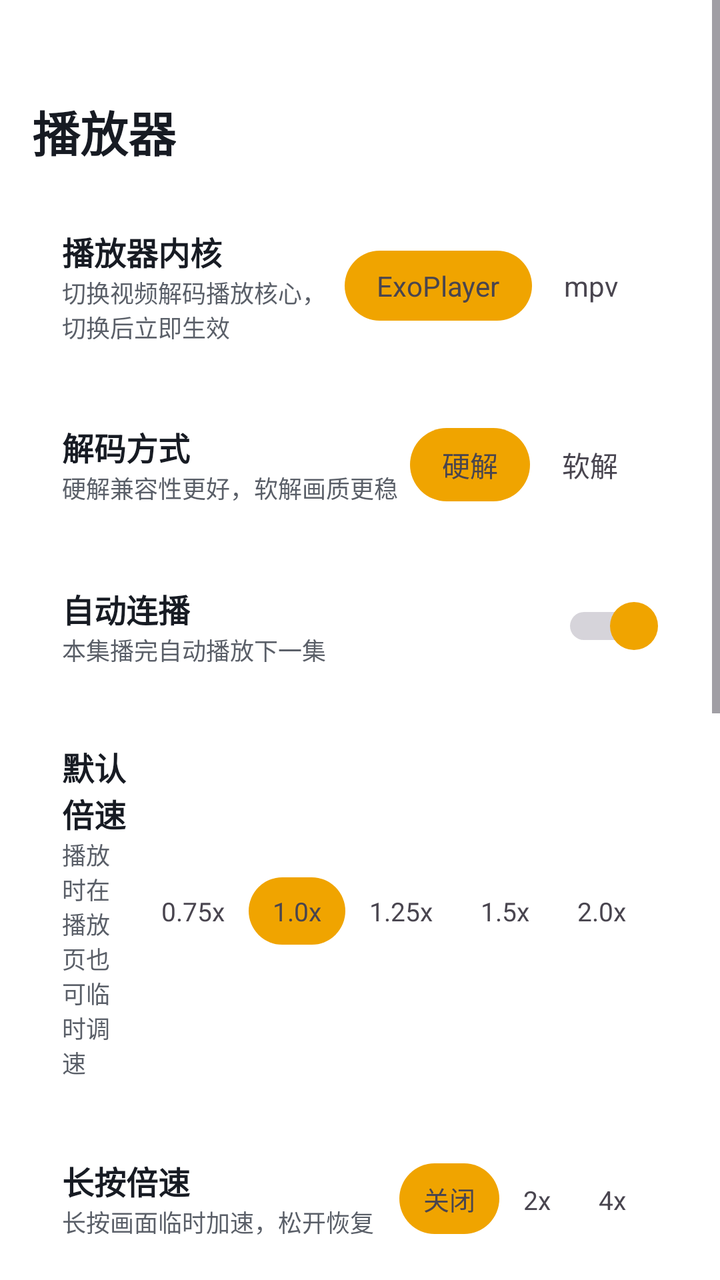
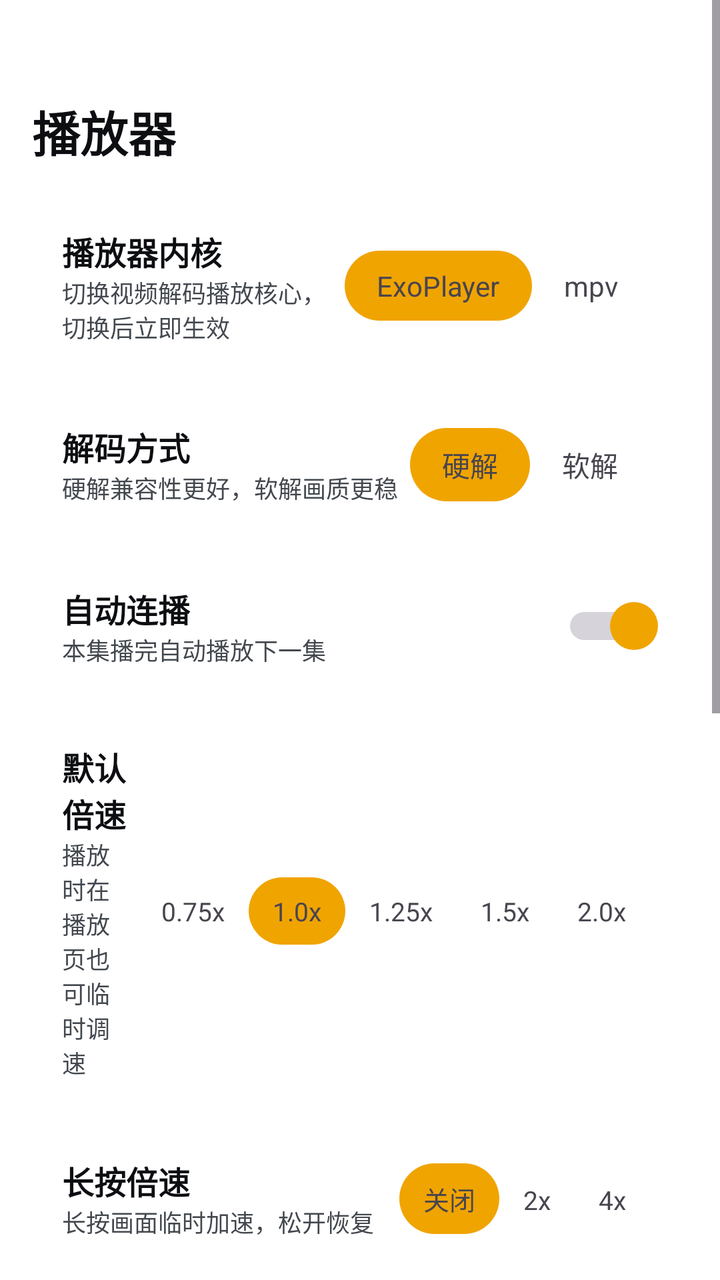

Before-and-after screenshots of an Android layout around one commit, followed by the original layout XML and the change that was made.
<!-- AndroidManifest.xml: another module's application theme Theme.App -->
<!-- res/layout/activity_player_settings.xml -->
<?xml version="1.0" encoding="utf-8"?>
<ScrollView xmlns:android="http://schemas.android.com/apk/res/android"
    android:layout_width="match_parent"
    android:layout_height="match_parent"
    android:fillViewport="true">
    <LinearLayout
        android:layout_width="match_parent"
        android:layout_height="wrap_content"
        android:orientation="vertical"
        android:paddingLeft="16dp"
        android:paddingRight="16dp"
        android:paddingTop="48dp"
        android:paddingBottom="16dp">
        <TextView
            android:layout_width="wrap_content"
            android:layout_height="wrap_content"
            android:text="播放器"
            android:textColor="#171B23"
            android:textSize="24sp"
            android:textStyle="bold"
            android:layout_marginBottom="16dp" />
        <LinearLayout
            android:layout_width="match_parent"
            android:layout_height="wrap_content"
            android:layout_marginBottom="8dp"
            android:background="@drawable/xc_setcard_v2"
            android:orientation="horizontal"
            android:padding="15dp"
            android:gravity="center_vertical">
            <LinearLayout
                android:layout_width="0dp"
                android:layout_height="wrap_content"
                android:layout_weight="1"
                android:orientation="vertical">
                <TextView
                    android:layout_width="wrap_content"
                    android:layout_height="wrap_content"
                    android:text="播放器内核"
                    android:textColor="#171B23"
                    android:textSize="16sp"
                    android:textStyle="bold" />
                <TextView
                    android:layout_width="wrap_content"
                    android:layout_height="wrap_content"
                    android:text="切换视频解码播放核心，切换后立即生效"
                    android:textColor="#5A5F68"
                    android:textSize="12sp" />
            </LinearLayout>
            <LinearLayout
                android:layout_width="wrap_content"
                android:layout_height="wrap_content"
                android:orientation="horizontal"
                android:background="@drawable/xc_seg_container" android:padding="4dp">
                <TextView android:id="@+id/kernel_exo" android:layout_width="wrap_content" android:layout_height="wrap_content" android:paddingLeft="16dp" android:paddingRight="16dp" android:paddingTop="8dp" android:paddingBottom="8dp" android:text="ExoPlayer" android:textSize="14sp" android:background="@drawable/xc_seg_selected" />
                <TextView android:id="@+id/kernel_mpv" android:layout_width="wrap_content" android:layout_height="wrap_content" android:paddingLeft="16dp" android:paddingRight="16dp" android:paddingTop="8dp" android:paddingBottom="8dp" android:text="mpv" android:textSize="14sp" />
            </LinearLayout>
        </LinearLayout>
        <LinearLayout
            android:layout_width="match_parent"
            android:layout_height="wrap_content"
            android:layout_marginBottom="8dp"
            android:background="@drawable/xc_setcard_v2"
            android:orientation="horizontal"
            android:padding="15dp"
            android:gravity="center_vertical">
            <LinearLayout
                android:layout_width="0dp"
                android:layout_height="wrap_content"
                android:layout_weight="1"
                android:orientation="vertical">
                <TextView
                    android:layout_width="wrap_content"
                    android:layout_height="wrap_content"
                    android:text="解码方式"
                    android:textColor="#171B23"
                    android:textSize="16sp"
                    android:textStyle="bold" />
                <TextView
                    android:layout_width="wrap_content"
                    android:layout_height="wrap_content"
                    android:text="硬解兼容性更好，软解画质更稳"
                    android:textColor="#5A5F68"
                    android:textSize="12sp" />
            </LinearLayout>
            <LinearLayout
                android:layout_width="wrap_content"
                android:layout_height="wrap_content"
                android:orientation="horizontal"
                android:background="@drawable/xc_seg_container" android:padding="4dp">
                <TextView android:id="@+id/decode_hard" android:layout_width="wrap_content" android:layout_height="wrap_content" android:paddingLeft="16dp" android:paddingRight="16dp" android:paddingTop="8dp" android:paddingBottom="8dp" android:text="硬解" android:textSize="14sp" android:background="@drawable/xc_seg_selected" />
                <TextView android:id="@+id/decode_soft" android:layout_width="wrap_content" android:layout_height="wrap_content" android:paddingLeft="16dp" android:paddingRight="16dp" android:paddingTop="8dp" android:paddingBottom="8dp" android:text="软解" android:textSize="14sp" />
            </LinearLayout>
        </LinearLayout>
        <LinearLayout
            android:id="@+id/card_autonext"
            android:layout_width="match_parent"
            android:layout_height="wrap_content"
            android:layout_marginBottom="8dp"
            android:background="@drawable/xc_setcard_v2"
            android:orientation="horizontal"
            android:padding="15dp"
            android:gravity="center_vertical"
            android:clickable="true"
            android:focusable="true">
            <LinearLayout
                android:layout_width="0dp"
                android:layout_height="wrap_content"
                android:layout_weight="1"
                android:orientation="vertical">
                <TextView
                    android:layout_width="wrap_content"
                    android:layout_height="wrap_content"
                    android:text="自动连播"
                    android:textColor="#171B23"
                    android:textSize="16sp"
                    android:textStyle="bold" />
                <TextView
                    android:layout_width="wrap_content"
                    android:layout_height="wrap_content"
                    android:text="本集播完自动播放下一集"
                    android:textColor="#5A5F68"
                    android:textSize="12sp" />
            </LinearLayout>
            <Switch android:id="@+id/switch_autonext" android:layout_width="wrap_content" android:layout_height="wrap_content" android:checked="true"  android:thumb="@drawable/xc_switch_thumb"/>
        </LinearLayout>
        <LinearLayout
            android:layout_width="match_parent"
            android:layout_height="wrap_content"
            android:layout_marginBottom="8dp"
            android:background="@drawable/xc_setcard_v2"
            android:orientation="horizontal"
            android:padding="15dp"
            android:gravity="center_vertical">
            <LinearLayout
                android:layout_width="0dp"
                android:layout_height="wrap_content"
                android:layout_weight="1"
                android:orientation="vertical">
                <TextView
                    android:layout_width="wrap_content"
                    android:layout_height="wrap_content"
                    android:text="默认倍速"
                    android:textColor="#171B23"
                    android:textSize="16sp"
                    android:textStyle="bold" />
                <TextView
                    android:layout_width="wrap_content"
                    android:layout_height="wrap_content"
                    android:text="播放时在播放页也可临时调速"
                    android:textColor="#5A5F68"
                    android:textSize="12sp" />
            </LinearLayout>
            <LinearLayout
                android:layout_width="wrap_content"
                android:layout_height="wrap_content"
                android:orientation="horizontal"
                android:background="@drawable/xc_seg_container" android:padding="4dp">
                <TextView android:id="@+id/speed_075" android:layout_width="wrap_content" android:layout_height="wrap_content" android:paddingLeft="12dp" android:paddingRight="12dp" android:paddingTop="8dp" android:paddingBottom="8dp" android:text="0.75x" android:textSize="13sp" />
                <TextView android:id="@+id/speed_100" android:layout_width="wrap_content" android:layout_height="wrap_content" android:paddingLeft="12dp" android:paddingRight="12dp" android:paddingTop="8dp" android:paddingBottom="8dp" android:text="1.0x" android:textSize="13sp" android:background="@drawable/xc_seg_selected" />
                <TextView android:id="@+id/speed_125" android:layout_width="wrap_content" android:layout_height="wrap_content" android:paddingLeft="12dp" android:paddingRight="12dp" android:paddingTop="8dp" android:paddingBottom="8dp" android:text="1.25x" android:textSize="13sp" />
                <TextView android:id="@+id/speed_150" android:layout_width="wrap_content" android:layout_height="wrap_content" android:paddingLeft="12dp" android:paddingRight="12dp" android:paddingTop="8dp" android:paddingBottom="8dp" android:text="1.5x" android:textSize="13sp" />
                <TextView android:id="@+id/speed_200" android:layout_width="wrap_content" android:layout_height="wrap_content" android:paddingLeft="12dp" android:paddingRight="12dp" android:paddingTop="8dp" android:paddingBottom="8dp" android:text="2.0x" android:textSize="13sp" />
            </LinearLayout>
        </LinearLayout>
        <LinearLayout
            android:layout_width="match_parent"
            android:layout_height="wrap_content"
            android:layout_marginBottom="8dp"
            android:background="@drawable/xc_setcard_v2"
            android:orientation="horizontal"
            android:padding="15dp"
            android:gravity="center_vertical">
            <LinearLayout
                android:layout_width="0dp"
                android:layout_height="wrap_content"
                android:layout_weight="1"
                android:orientation="vertical">
                <TextView
                    android:layout_width="wrap_content"
                    android:layout_height="wrap_content"
                    android:text="长按倍速"
                    android:textColor="#171B23"
                    android:textSize="16sp"
                    android:textStyle="bold" />
                <TextView
                    android:layout_width="wrap_content"
                    android:layout_height="wrap_content"
                    android:text="长按画面临时加速，松开恢复"
                    android:textColor="#5A5F68"
                    android:textSize="12sp" />
            </LinearLayout>
            <LinearLayout
                android:layout_width="wrap_content"
                android:layout_height="wrap_content"
                android:orientation="horizontal"
                android:background="@drawable/xc_seg_container" android:padding="4dp">
                <TextView android:id="@+id/lp_off" android:layout_width="wrap_content" android:layout_height="wrap_content" android:paddingLeft="12dp" android:paddingRight="12dp" android:paddingTop="8dp" android:paddingBottom="8dp" android:text="关闭" android:textSize="13sp" android:background="@drawable/xc_seg_selected" />
                <TextView android:id="@+id/lp_2x" android:layout_width="wrap_content" android:layout_height="wrap_content" android:paddingLeft="12dp" android:paddingRight="12dp" android:paddingTop="8dp" android:paddingBottom="8dp" android:text="2x" android:textSize="13sp" />
                <TextView android:id="@+id/lp_4x" android:layout_width="wrap_content" android:layout_height="wrap_content" android:paddingLeft="12dp" android:paddingRight="12dp" android:paddingTop="8dp" android:paddingBottom="8dp" android:text="4x" android:textSize="13sp" />
            </LinearLayout>
        </LinearLayout>
        <LinearLayout
            android:layout_width="match_parent"
            android:layout_height="wrap_content"
            android:layout_marginBottom="8dp"
            android:background="@drawable/xc_setcard_v2"
            android:orientation="horizontal"
            android:padding="15dp"
            android:gravity="center_vertical">
            <LinearLayout
                android:layout_width="0dp"
                android:layout_height="wrap_content"
                android:layout_weight="1"
                android:orientation="vertical">
                <TextView
                    android:layout_width="wrap_content"
                    android:layout_height="wrap_content"
                    android:text="后台与画中画"
                    android:textColor="#171B23"
                    android:textSize="16sp"
                    android:textStyle="bold" />
                <TextView
                    android:layout_width="wrap_content"
                    android:layout_height="wrap_content"
                    android:text="切后台时保持播放或小窗"
                    android:textColor="#5A5F68"
                    android:textSize="12sp" />
            </LinearLayout>
            <LinearLayout
                android:layout_width="wrap_content"
                android:layout_height="wrap_content"
                android:orientation="horizontal"
                android:background="@drawable/xc_seg_container" android:padding="4dp">
                <TextView android:id="@+id/bp_off" android:layout_width="wrap_content" android:layout_height="wrap_content" android:paddingLeft="12dp" android:paddingRight="12dp" android:paddingTop="8dp" android:paddingBottom="8dp" android:text="关闭" android:textSize="13sp" android:background="@drawable/xc_seg_selected" />
                <TextView android:id="@+id/bp_bg" android:layout_width="wrap_content" android:layout_height="wrap_content" android:paddingLeft="12dp" android:paddingRight="12dp" android:paddingTop="8dp" android:paddingBottom="8dp" android:text="后台播放" android:textSize="13sp" />
                <TextView android:id="@+id/bp_pip" android:layout_width="wrap_content" android:layout_height="wrap_content" android:paddingLeft="12dp" android:paddingRight="12dp" android:paddingTop="8dp" android:paddingBottom="8dp" android:text="画中画" android:textSize="13sp" />
            </LinearLayout>
        </LinearLayout>
        <LinearLayout
            android:id="@+id/card_danmu"
            android:layout_width="match_parent"
            android:layout_height="wrap_content"
            android:layout_marginBottom="8dp"
            android:background="@drawable/xc_setcard_v2"
            android:foreground="?attr/selectableItemBackground"
            android:orientation="horizontal"
            android:padding="15dp"
            android:gravity="center_vertical"
            android:clickable="true"
            android:focusable="true">
            <LinearLayout
                android:layout_width="0dp"
                android:layout_height="wrap_content"
                android:layout_weight="1"
                android:orientation="vertical">
                <TextView
                    android:layout_width="wrap_content"
                    android:layout_height="wrap_content"
                    android:text="弹幕设置"
                    android:textColor="#171B23"
                    android:textSize="16sp"
                    android:textStyle="bold" />
                <TextView
                    android:layout_width="wrap_content"
                    android:layout_height="wrap_content"
                    android:id="@+id/tv_danmu_status"
                    android:text="已开启"
                    android:textColor="#5A5F68"
                    android:textSize="12sp" />
            </LinearLayout>
            <ImageView android:layout_width="18dp" android:layout_height="18dp" android:src="@drawable/ic_chev_v2" />
        </LinearLayout>
        <LinearLayout
            android:id="@+id/card_subtitle"
            android:layout_width="match_parent"
            android:layout_height="wrap_content"
            android:layout_marginBottom="8dp"
            android:background="@drawable/xc_setcard_v2"
            android:foreground="?attr/selectableItemBackground"
            android:orientation="horizontal"
            android:padding="15dp"
            android:gravity="center_vertical"
            android:clickable="true"
            android:focusable="true">
            <LinearLayout
                android:layout_width="0dp"
                android:layout_height="wrap_content"
                android:layout_weight="1"
                android:orientation="vertical">
                <TextView
                    android:layout_width="wrap_content"
                    android:layout_height="wrap_content"
                    android:text="字幕设置"
                    android:textColor="#171B23"
                    android:textSize="16sp"
                    android:textStyle="bold" />
                <TextView
                    android:layout_width="wrap_content"
                    android:layout_height="wrap_content"
                    android:id="@+id/tv_subtitle_status"
                    android:text="已开启"
                    android:textColor="#5A5F68"
                    android:textSize="12sp" />
            </LinearLayout>
            <ImageView android:layout_width="18dp" android:layout_height="18dp" android:src="@drawable/ic_chev_v2" />
        </LinearLayout>
        <LinearLayout
            android:layout_width="match_parent"
            android:layout_height="wrap_content"
            android:layout_marginBottom="8dp"
            android:background="@drawable/xc_setcard_v2"
            android:orientation="vertical"
            android:padding="15dp">
            <TextView
                android:layout_width="wrap_content"
                android:layout_height="wrap_content"
                android:text="片头片尾"
                android:textColor="#171B23"
                android:textSize="16sp"
                android:textStyle="bold"
                android:layout_marginBottom="4dp" />
            <LinearLayout
                android:layout_width="match_parent"
                android:layout_height="wrap_content"
                android:orientation="horizontal"
                android:gravity="center_vertical"
                android:paddingTop="8dp"
                android:paddingBottom="8dp">
                <LinearLayout
                    android:layout_width="0dp"
                    android:layout_height="wrap_content"
                    android:layout_weight="1"
                    android:orientation="vertical">
                    <TextView
                        android:layout_width="wrap_content"
                        android:layout_height="wrap_content"
                        android:text="自动跳过"
                        android:textColor="#171B23"
                        android:textSize="15sp"
                        android:textStyle="bold" />
                    <TextView
                        android:layout_width="wrap_content"
                        android:layout_height="wrap_content"
                        android:text="自动跳过已标记的片头与片尾片段"
                        android:textColor="#5A5F68"
                        android:textSize="12sp" />
                </LinearLayout>
                <Switch android:id="@+id/switch_skip" android:layout_width="wrap_content" android:layout_height="wrap_content" android:checked="false" android:thumb="@drawable/xc_switch_thumb"/>
            </LinearLayout>
            <View
                android:layout_width="match_parent"
                android:layout_height="1dp"
                android:background="#10000000" />
            <LinearLayout
                android:layout_width="match_parent"
                android:layout_height="wrap_content"
                android:orientation="horizontal"
                android:gravity="center_vertical"
                android:paddingTop="8dp"
                android:paddingBottom="8dp">
                <LinearLayout
                    android:layout_width="0dp"
                    android:layout_height="wrap_content"
                    android:layout_weight="1"
                    android:orientation="vertical">
                    <TextView
                        android:layout_width="wrap_content"
                        android:layout_height="wrap_content"
                        android:text="显示片头按钮"
                        android:textColor="#171B23"
                        android:textSize="15sp"
                        android:textStyle="bold" />
                    <TextView
                        android:layout_width="wrap_content"
                        android:layout_height="wrap_content"
                        android:text="在播放器底部显示跳过片头按钮"
                        android:textColor="#5A5F68"
                        android:textSize="12sp" />
                </LinearLayout>
                <Switch android:id="@+id/switch_skip_opening" android:layout_width="wrap_content" android:layout_height="wrap_content" android:checked="true" android:thumb="@drawable/xc_switch_thumb"/>
            </LinearLayout>
            <View
                android:layout_width="match_parent"
                android:layout_height="1dp"
                android:background="#10000000" />
            <LinearLayout
                android:layout_width="match_parent"
                android:layout_height="wrap_content"
                android:orientation="horizontal"
                android:gravity="center_vertical"
                android:paddingTop="8dp"
                android:paddingBottom="8dp">
                <LinearLayout
                    android:layout_width="0dp"
                    android:layout_height="wrap_content"
                    android:layout_weight="1"
                    android:orientation="vertical">
                    <TextView
                        android:layout_width="wrap_content"
                        android:layout_height="wrap_content"
                        android:text="显示片尾按钮"
                        android:textColor="#171B23"
                        android:textSize="15sp"
                        android:textStyle="bold" />
                    <TextView
                        android:layout_width="wrap_content"
                        android:layout_height="wrap_content"
                        android:text="在播放器底部显示跳过片尾按钮"
                        android:textColor="#5A5F68"
                        android:textSize="12sp" />
                </LinearLayout>
                <Switch android:id="@+id/switch_skip_ending" android:layout_width="wrap_content" android:layout_height="wrap_content" android:checked="true" android:thumb="@drawable/xc_switch_thumb"/>
            </LinearLayout>
        </LinearLayout>
    </LinearLayout>
</ScrollView>
<!-- resources referenced by this layout -->
<resources>
  <!-- drawable ic_chev_v2 (drawable) -->
  <?xml version="1.0" encoding="utf-8"?>
  <vector xmlns:android="http://schemas.android.com/apk/res/android"
      android:width="18dp"
      android:height="18dp"
      android:viewportWidth="24"
      android:viewportHeight="24">
      <path
          android:fillColor="#2E3A4E"
          android:pathData="M9,6l6,6l-6,6" />
  </vector>
  <!-- drawable xc_seg_container (drawable) -->
  <?xml version="1.0" encoding="utf-8"?>
  <shape xmlns:android="http://schemas.android.com/apk/res/android" android:shape="rectangle">
      <corners android:radius="20dp" />
      <solid android:color="#FFFFFF" />
  </shape>
  <!-- drawable xc_seg_selected (drawable) -->
  <?xml version="1.0" encoding="utf-8"?>
  <shape xmlns:android="http://schemas.android.com/apk/res/android" android:shape="rectangle">
      <corners android:radius="20dp" />
      <solid android:color="#f0a400" />
  </shape>
  <!-- drawable xc_setcard_v2 (drawable) -->
  <?xml version="1.0" encoding="utf-8"?>
  <shape xmlns:android="http://schemas.android.com/apk/res/android" android:shape="rectangle">
      <corners android:radius="10dp" />
      <solid android:color="#57FFFFFF" />
      <stroke android:width="1dp" android:color="#61FFFFFF" />
  </shape>
  <!-- drawable xc_switch_thumb (drawable) -->
  <?xml version="1.0" encoding="utf-8"?>
  <selector xmlns:android="http://schemas.android.com/apk/res/android">
      <item android:state_checked="true">
          <shape android:shape="oval">
              <solid android:color="#f0a400" />
              <size android:width="24dp" android:height="24dp" />
          </shape>
      </item>
      <item>
          <shape android:shape="oval">
              <solid android:color="#FFFFFF" />
              <size android:width="24dp" android:height="24dp" />
          </shape>
      </item>
  </selector>
  <style name="Theme.App" parent="Theme.XingChen">
          <item name="android:windowDisablePreview">true</item>
          <item name="android:windowSplashScreenBackground">#000000</item>
          <item name="android:windowBackground">#000000</item>
      </style>
  <style name="Theme.XingChen" parent="Theme.Material3.DayNight.NoActionBar">
          <item name="android:windowBackground">@android:color/transparent</item>
                <item name="android:colorBackground">@android:color/transparent</item>
          <item name="colorPrimary">#f0a400</item>
          <item name="colorPrimaryVariant">#c07f00</item>
          <item name="colorOnPrimary">@android:color/white</item>
      </style>
</resources>

<!-- the commit's change to res/layout/activity_player_settings.xml (unified diff, before → after) -->
@@ -15,7 +15,7 @@
             android:layout_width="wrap_content"
             android:layout_height="wrap_content"
             android:text="播放器"
-            android:textColor="#171B23"
+            android:textColor="#0C0E12"
             android:textSize="24sp"
             android:textStyle="bold"
             android:layout_marginBottom="16dp" />
@@ -36,14 +36,14 @@
                     android:layout_width="wrap_content"
                     android:layout_height="wrap_content"
                     android:text="播放器内核"
-                    android:textColor="#171B23"
+                    android:textColor="#0C0E12"
                     android:textSize="16sp"
                     android:textStyle="bold" />
                 <TextView
                     android:layout_width="wrap_content"
                     android:layout_height="wrap_content"
                     android:text="切换视频解码播放核心，切换后立即生效"
-                    android:textColor="#5A5F68"
+                    android:textColor="#43484F"
                     android:textSize="12sp" />
             </LinearLayout>
             <LinearLayout
@@ -72,14 +72,14 @@
                     android:layout_width="wrap_content"
                     android:layout_height="wrap_content"
                     android:text="解码方式"
-                    android:textColor="#171B23"
+                    android:textColor="#0C0E12"
                     android:textSize="16sp"
                     android:textStyle="bold" />
                 <TextView
                     android:layout_width="wrap_content"
                     android:layout_height="wrap_content"
                     android:text="硬解兼容性更好，软解画质更稳"
-                    android:textColor="#5A5F68"
+                    android:textColor="#43484F"
                     android:textSize="12sp" />
             </LinearLayout>
             <LinearLayout
@@ -111,14 +111,14 @@
                     android:layout_width="wrap_content"
                     android:layout_height="wrap_content"
                     android:text="自动连播"
-                    android:textColor="#171B23"
+                    android:textColor="#0C0E12"
                     android:textSize="16sp"
                     android:textStyle="bold" />
                 <TextView
                     android:layout_width="wrap_content"
                     android:layout_height="wrap_content"
                     android:text="本集播完自动播放下一集"
-                    android:textColor="#5A5F68"
+                    android:textColor="#43484F"
                     android:textSize="12sp" />
             </LinearLayout>
             <Switch android:id="@+id/switch_autonext" android:layout_width="wrap_content" android:layout_height="wrap_content" android:checked="true"  android:thumb="@drawable/xc_switch_thumb"/>
@@ -140,14 +140,14 @@
                     android:layout_width="wrap_content"
                     android:layout_height="wrap_content"
                     android:text="默认倍速"
-                    android:textColor="#171B23"
+                    android:textColor="#0C0E12"
                     android:textSize="16sp"
                     android:textStyle="bold" />
                 <TextView
                     android:layout_width="wrap_content"
                     android:layout_height="wrap_content"
                     android:text="播放时在播放页也可临时调速"
-                    android:textColor="#5A5F68"
+                    android:textColor="#43484F"
                     android:textSize="12sp" />
             </LinearLayout>
             <LinearLayout
@@ -179,14 +179,14 @@
                     android:layout_width="wrap_content"
                     android:layout_height="wrap_content"
                     android:text="长按倍速"
-                    android:textColor="#171B23"
+                    android:textColor="#0C0E12"
                     android:textSize="16sp"
                     android:textStyle="bold" />
                 <TextView
                     android:layout_width="wrap_content"
                     android:layout_height="wrap_content"
                     android:text="长按画面临时加速，松开恢复"
-                    android:textColor="#5A5F68"
+                    android:textColor="#43484F"
                     android:textSize="12sp" />
             </LinearLayout>
             <LinearLayout
@@ -216,14 +216,14 @@
                     android:layout_width="wrap_content"
                     android:layout_height="wrap_content"
                     android:text="后台与画中画"
-                    android:textColor="#171B23"
+                    android:textColor="#0C0E12"
                     android:textSize="16sp"
                     android:textStyle="bold" />
                 <TextView
                     android:layout_width="wrap_content"
                     android:layout_height="wrap_content"
                     android:text="切后台时保持播放或小窗"
-                    android:textColor="#5A5F68"
+                    android:textColor="#43484F"
                     android:textSize="12sp" />
             </LinearLayout>
             <LinearLayout
@@ -257,7 +257,7 @@
                     android:layout_width="wrap_content"
                     android:layout_height="wrap_content"
                     android:text="弹幕设置"
-                    android:textColor="#171B23"
+                    android:textColor="#0C0E12"
                     android:textSize="16sp"
                     android:textStyle="bold" />
                 <TextView
@@ -265,7 +265,7 @@
                     android:layout_height="wrap_content"
                     android:id="@+id/tv_danmu_status"
                     android:text="已开启"
-                    android:textColor="#5A5F68"
+                    android:textColor="#43484F"
                     android:textSize="12sp" />
             </LinearLayout>
             <ImageView android:layout_width="18dp" android:layout_height="18dp" android:src="@drawable/ic_chev_v2" />
@@ -291,7 +291,7 @@
                     android:layout_width="wrap_content"
                     android:layout_height="wrap_content"
                     android:text="字幕设置"
-                    android:textColor="#171B23"
+                    android:textColor="#0C0E12"
                     android:textSize="16sp"
                     android:textStyle="bold" />
                 <TextView
@@ -299,7 +299,7 @@
                     android:layout_height="wrap_content"
                     android:id="@+id/tv_subtitle_status"
                     android:text="已开启"
-                    android:textColor="#5A5F68"
+                    android:textColor="#43484F"
                     android:textSize="12sp" />
             </LinearLayout>
             <ImageView android:layout_width="18dp" android:layout_height="18dp" android:src="@drawable/ic_chev_v2" />
@@ -315,7 +315,7 @@
                 android:layout_width="wrap_content"
                 android:layout_height="wrap_content"
                 android:text="片头片尾"
-                android:textColor="#171B23"
+                android:textColor="#0C0E12"
                 android:textSize="16sp"
                 android:textStyle="bold"
                 android:layout_marginBottom="4dp" />
@@ -335,14 +335,14 @@
                         android:layout_width="wrap_content"
                         android:layout_height="wrap_content"
                         android:text="自动跳过"
-                        android:textColor="#171B23"
+                        android:textColor="#0C0E12"
                         android:textSize="15sp"
                         android:textStyle="bold" />
                     <TextView
                         android:layout_width="wrap_content"
                         android:layout_height="wrap_content"
                         android:text="自动跳过已标记的片头与片尾片段"
-                        android:textColor="#5A5F68"
+                        android:textColor="#43484F"
                         android:textSize="12sp" />
                 </LinearLayout>
                 <Switch android:id="@+id/switch_skip" android:layout_width="wrap_content" android:layout_height="wrap_content" android:checked="false" android:thumb="@drawable/xc_switch_thumb"/>
@@ -367,14 +367,14 @@
                         android:layout_width="wrap_content"
                         android:layout_height="wrap_content"
                         android:text="显示片头按钮"
-                        android:textColor="#171B23"
+                        android:textColor="#0C0E12"
                         android:textSize="15sp"
                         android:textStyle="bold" />
                     <TextView
                         android:layout_width="wrap_content"
                         android:layout_height="wrap_content"
                         android:text="在播放器底部显示跳过片头按钮"
-                        android:textColor="#5A5F68"
+                        android:textColor="#43484F"
                         android:textSize="12sp" />
                 </LinearLayout>
                 <Switch android:id="@+id/switch_skip_opening" android:layout_width="wrap_content" android:layout_height="wrap_content" android:checked="true" android:thumb="@drawable/xc_switch_thumb"/>
@@ -399,14 +399,14 @@
                         android:layout_width="wrap_content"
                         android:layout_height="wrap_content"
                         android:text="显示片尾按钮"
-                        android:textColor="#171B23"
+                        android:textColor="#0C0E12"
                         android:textSize="15sp"
                         android:textStyle="bold" />
                     <TextView
                         android:layout_width="wrap_content"
                         android:layout_height="wrap_content"
                         android:text="在播放器底部显示跳过片尾按钮"
-                        android:textColor="#5A5F68"
+                        android:textColor="#43484F"
                         android:textSize="12sp" />
                 </LinearLayout>
                 <Switch android:id="@+id/switch_skip_ending" android:layout_width="wrap_content" android:layout_height="wrap_content" android:checked="true" android:thumb="@drawable/xc_switch_thumb"/>
